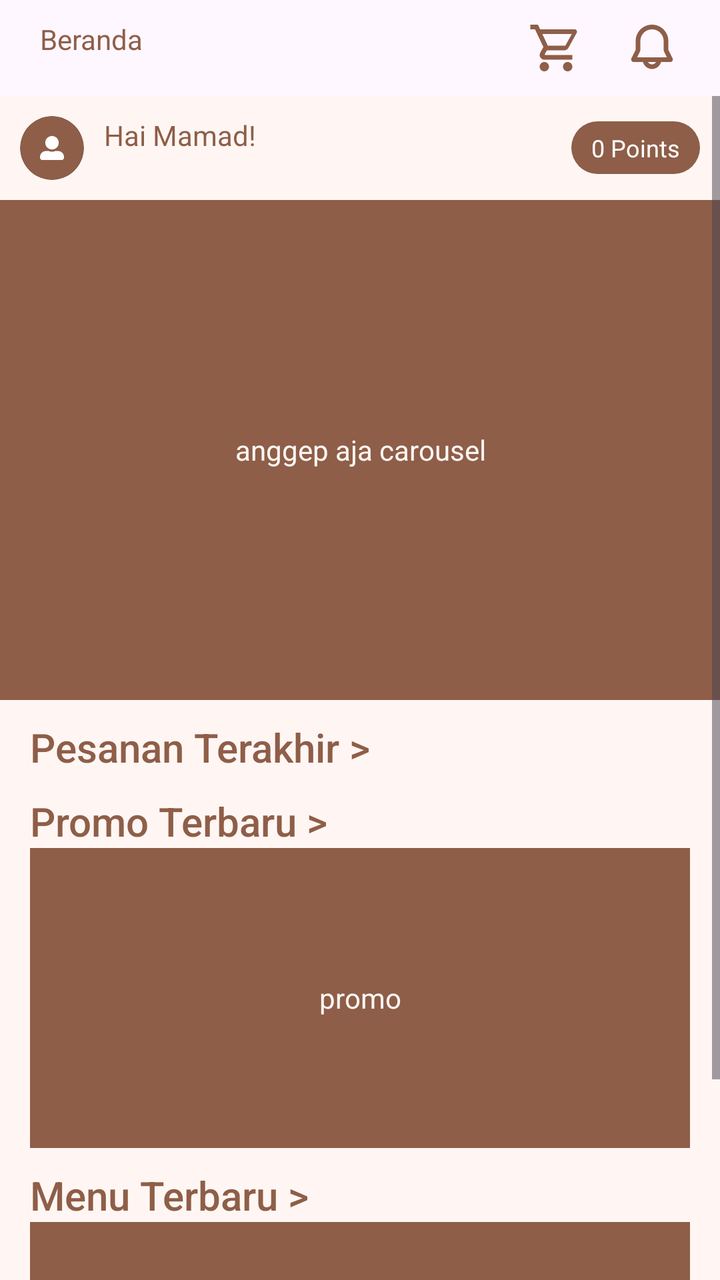
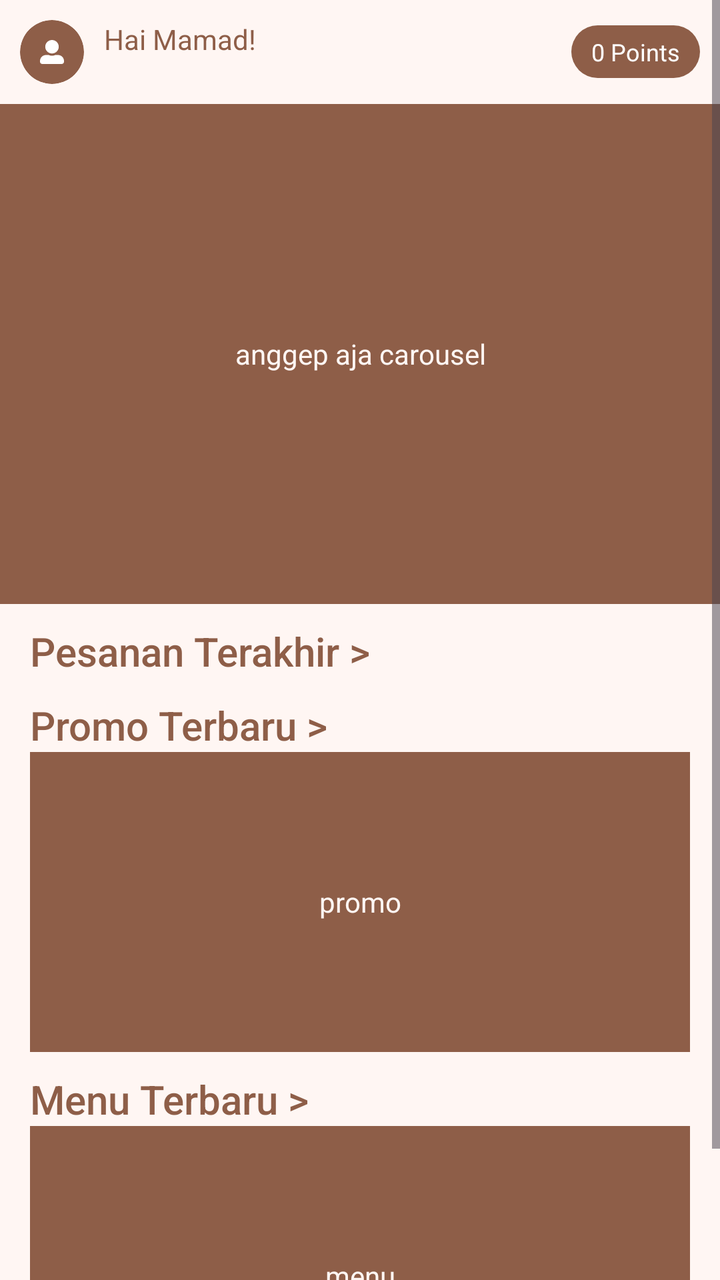

The first picture is an Android layout as it rendered before a commit; the second is the same layout after the commit. The layout source and the unified diff follow.
<!-- AndroidManifest.xml: application theme Theme.RahmatBakery -->
<!-- res/layout/fragment_beranda.xml -->
<?xml version="1.0" encoding="utf-8"?>
<LinearLayout xmlns:android="http://schemas.android.com/apk/res/android"
    xmlns:app="http://schemas.android.com/apk/res-auto"
    xmlns:tools="http://schemas.android.com/tools"
    android:layout_width="match_parent"
    android:layout_height="match_parent"
    android:orientation="vertical"
    tools:context=".pelanggan.BerandaFragment">
    

    
    <RelativeLayout
        android:layout_width="match_parent"
        android:layout_height="wrap_content"
        android:gravity="center_vertical"
        android:orientation="horizontal"
        android:padding="10dp">

        <TextView
            style="@style/TextAppearance.Material3.HeadlineSmall.Emphasized"
            android:layout_width="wrap_content"
            android:layout_height="wrap_content"
            android:layout_marginStart="10dp"
            android:text="Beranda"
            android:textColor="@color/primary" />


        <ImageView
            android:id="@+id/icon_cart"
            android:layout_width="28dp"
            android:layout_height="28dp"
            android:layout_marginEnd="20dp"
            android:layout_toStartOf="@id/icon_notif"
            android:src="@drawable/cart" />

        <ImageView
            android:id="@+id/icon_notif"
            android:layout_width="28dp"
            android:layout_height="28dp"
            android:layout_alignParentEnd="true"
            android:layout_marginEnd="10dp"
            android:src="@drawable/notif" />

    </RelativeLayout>


    <ScrollView
        android:layout_width="match_parent"
        android:layout_height="wrap_content"
        android:background="@color/background">

        <LinearLayout
            android:layout_width="match_parent"
            android:layout_height="wrap_content"
            android:orientation="vertical">

            <RelativeLayout
                android:layout_width="match_parent"
                android:layout_height="wrap_content"
                android:layout_marginVertical="10dp">

                <ImageView
                    android:id="@+id/img_profil"
                    android:layout_width="32dp"
                    android:layout_height="32dp"
                    android:layout_marginStart="10dp"
                    android:background="@drawable/circle_background"
                    android:clipToOutline="true"
                    android:padding="10dp"
                    android:src="@drawable/profil" />

                <TextView
                    android:id="@+id/nickname"
                    style="@style/TextAppearance.Material3.HeadlineSmall.Emphasized"
                    android:layout_width="wrap_content"
                    android:layout_height="wrap_content"
                    android:layout_marginStart="10dp"
                    android:layout_toEndOf="@id/img_profil"
                    android:text="Hai Mamad!"
                    android:textColor="@color/primary" />

                <TextView
                    android:id="@+id/user_point"
                    android:layout_width="wrap_content"
                    android:layout_height="match_parent"
                    android:layout_alignParentEnd="true"
                    android:layout_centerVertical="true"
                    android:layout_marginEnd="10dp"
                    android:background="@drawable/bg_points"
                    android:paddingHorizontal="10dp"
                    android:paddingVertical="5dp"
                    android:text="0 Points"
                    android:textColor="@color/white"
                    android:textSize="12sp" />
            </RelativeLayout>

            <TextView
                android:layout_width="match_parent"
                android:layout_height="250dp"
                android:background="@color/primary"
                android:gravity="center"
                android:text="anggep aja carousel"
                android:textAlignment="center"
                android:textColor="@color/background" />


            <TextView
                style="@style/TextAppearance.AppCompat.Title"
                android:layout_width="wrap_content"
                android:layout_height="wrap_content"
                android:layout_marginHorizontal="15dp"
                android:layout_marginTop="10dp"
                android:text="Pesanan Terakhir > "
                android:textColor="@color/primary" />

            <ScrollView
                android:layout_width="match_parent"
                android:layout_height="wrap_content">

                <androidx.recyclerview.widget.RecyclerView
                    android:id="@+id/rvPesananTerakhir"
                    android:layout_width="match_parent"
                    android:layout_height="wrap_content"
                    android:orientation="horizontal"
                    android:paddingStart="8dp"
                    android:paddingEnd="8dp" />

            </ScrollView>

            <TextView
                style="@style/TextAppearance.AppCompat.Title"
                android:layout_width="wrap_content"
                android:layout_height="wrap_content"
                android:layout_marginHorizontal="15dp"
                android:layout_marginTop="10dp"
                android:text="Promo Terbaru > "
                android:textColor="@color/primary" />

            <TextView
                android:layout_width="match_parent"
                android:layout_height="150dp"
                android:layout_marginHorizontal="15dp"
                android:background="@color/primary"
                android:gravity="center"
                android:text="promo"
                android:textAlignment="center"
                android:textColor="@color/background" />

            <TextView
                style="@style/TextAppearance.AppCompat.Title"
                android:layout_width="wrap_content"
                android:layout_height="wrap_content"
                android:layout_marginHorizontal="15dp"
                android:layout_marginTop="10dp"
                android:text="Menu Terbaru > "
                android:textColor="@color/primary" />

            <TextView
                android:layout_width="match_parent"
                android:layout_height="150dp"
                android:layout_marginHorizontal="15dp"
                android:background="@color/primary"
                android:gravity="center"
                android:text="menu"
                android:textAlignment="center"
                android:textColor="@color/background" />
        </LinearLayout>
    </ScrollView>

</LinearLayout>
<!-- resources referenced by this layout -->
<resources>
  <color name="background">#FFF6F3</color>
  <color name="primary">#8E5E48</color>
  <color name="white">#FFFFFFFF</color>
  <!-- drawable bg_points (drawable) -->
  <?xml version="1.0" encoding="utf-8"?>
  <shape xmlns:android="http://schemas.android.com/apk/res/android"
      android:shape="rectangle">
  
      <solid android:color="@color/primary"/> 
          <corners android:radius="62dp"/>
  </shape>
  <!-- drawable cart (drawable) -->
  <vector xmlns:android="http://schemas.android.com/apk/res/android"
      android:width="34dp"
      android:height="34dp"
      android:viewportWidth="34"
      android:viewportHeight="34">
    <path
        android:pathData="M24.083,25.5C24.835,25.5 25.556,25.798 26.087,26.33C26.618,26.861 26.917,27.582 26.917,28.333C26.917,29.085 26.618,29.805 26.087,30.337C25.556,30.868 24.835,31.167 24.083,31.167C23.332,31.167 22.611,30.868 22.08,30.337C21.549,29.805 21.25,29.085 21.25,28.333C21.25,26.761 22.511,25.5 24.083,25.5ZM1.417,2.833H6.049L7.381,5.667H28.333C28.709,5.667 29.069,5.816 29.335,6.082C29.601,6.347 29.75,6.708 29.75,7.083C29.75,7.324 29.679,7.565 29.58,7.792L24.508,16.957C24.027,17.822 23.092,18.417 22.029,18.417H11.475L10.2,20.726L10.158,20.896C10.158,20.99 10.195,21.08 10.261,21.146C10.328,21.213 10.418,21.25 10.512,21.25H26.917V24.083H9.917C9.165,24.083 8.445,23.785 7.913,23.253C7.382,22.722 7.083,22.001 7.083,21.25C7.083,20.754 7.211,20.287 7.423,19.89L9.35,16.419L4.25,5.667H1.417V2.833ZM9.917,25.5C10.668,25.5 11.389,25.798 11.92,26.33C12.452,26.861 12.75,27.582 12.75,28.333C12.75,29.085 12.452,29.805 11.92,30.337C11.389,30.868 10.668,31.167 9.917,31.167C9.165,31.167 8.445,30.868 7.913,30.337C7.382,29.805 7.083,29.085 7.083,28.333C7.083,26.761 8.344,25.5 9.917,25.5ZM22.667,15.583L26.605,8.5H8.698L12.042,15.583H22.667Z"
        android:fillColor="#8E5E48"/>
  </vector>
  <!-- drawable circle_background (drawable) -->
  <?xml version="1.0" encoding="utf-8"?>
  <shape xmlns:android="http://schemas.android.com/apk/res/android"
      android:shape="oval">
  
      <solid android:color="@color/primary"/> 
  
  </shape>
  <!-- drawable notif (drawable) -->
  <vector xmlns:android="http://schemas.android.com/apk/res/android"
      android:width="36dp"
      android:height="36dp"
      android:viewportWidth="36"
      android:viewportHeight="36">
    <path
        android:pathData="M7.5,13.5C7.5,10.715 8.606,8.045 10.575,6.075C12.545,4.106 15.215,3 18,3C20.785,3 23.455,4.106 25.425,6.075C27.394,8.045 28.5,10.715 28.5,13.5V19.146L31.233,24.612C31.359,24.864 31.418,25.143 31.406,25.424C31.393,25.705 31.309,25.978 31.161,26.218C31.013,26.457 30.806,26.654 30.561,26.791C30.315,26.928 30.038,27 29.757,27H23.811C23.477,28.287 22.726,29.427 21.674,30.241C20.622,31.055 19.33,31.497 18,31.497C16.67,31.497 15.378,31.055 14.326,30.241C13.274,29.427 12.523,28.287 12.189,27H6.243C5.962,27 5.685,26.928 5.439,26.791C5.194,26.654 4.987,26.457 4.839,26.218C4.691,25.978 4.607,25.705 4.594,25.424C4.582,25.143 4.641,24.864 4.767,24.612L7.5,19.146V13.5ZM15.402,27C15.665,27.456 16.044,27.835 16.5,28.098C16.956,28.361 17.473,28.5 18,28.5C18.527,28.5 19.044,28.361 19.5,28.098C19.956,27.835 20.335,27.456 20.598,27H15.402ZM18,6C16.011,6 14.103,6.79 12.697,8.197C11.29,9.603 10.5,11.511 10.5,13.5V19.146C10.5,19.611 10.392,20.071 10.184,20.487L8.429,24H27.573L25.818,20.487C25.609,20.071 25.5,19.612 25.5,19.146V13.5C25.5,11.511 24.71,9.603 23.303,8.197C21.897,6.79 19.989,6 18,6Z"
        android:fillColor="#8E5E48"
        android:fillType="evenOdd"/>
  </vector>
  <style name="Theme.RahmatBakery" parent="Base.Theme.RahmatBakery" />
  <style name="Base.Theme.RahmatBakery" parent="Theme.Material3.DayNight.NoActionBar">
          
           <item name="colorPrimary">@color/primary</item>
          <item name="colorOnPrimary">@color/background</item>
          <item name="colorSecondary">@color/primary</item>
          <item name="colorOnSecondary">@color/background</item>
  
      </style>
  <!-- unchanged entries left out for length: 1 -->
</resources>

<!-- the commit's change to res/layout/fragment_beranda.xml (unified diff, before → after) -->
@@ -5,44 +5,8 @@
     android:layout_width="match_parent"
     android:layout_height="match_parent"
     android:orientation="vertical"
-    tools:context=".pelanggan.BerandaFragment">
+    tools:context=".pelanggan.fragment.BerandaFragment">
     
-
-    
-    <RelativeLayout
-        android:layout_width="match_parent"
-        android:layout_height="wrap_content"
-        android:gravity="center_vertical"
-        android:orientation="horizontal"
-        android:padding="10dp">
-
-        <TextView
-            style="@style/TextAppearance.Material3.HeadlineSmall.Emphasized"
-            android:layout_width="wrap_content"
-            android:layout_height="wrap_content"
-            android:layout_marginStart="10dp"
-            android:text="Beranda"
-            android:textColor="@color/primary" />
-
-
-        <ImageView
-            android:id="@+id/icon_cart"
-            android:layout_width="28dp"
-            android:layout_height="28dp"
-            android:layout_marginEnd="20dp"
-            android:layout_toStartOf="@id/icon_notif"
-            android:src="@drawable/cart" />
-
-        <ImageView
-            android:id="@+id/icon_notif"
-            android:layout_width="28dp"
-            android:layout_height="28dp"
-            android:layout_alignParentEnd="true"
-            android:layout_marginEnd="10dp"
-            android:src="@drawable/notif" />
-
-    </RelativeLayout>
-
 
     <ScrollView
         android:layout_width="match_parent"
<!-- resource entries referenced after the edit -->
@@ -11,16 +11,6 @@
       <solid android:color="@color/primary"/> 
           <corners android:radius="62dp"/>
   </shape>
-  <!-- drawable cart (drawable) -->
-  <vector xmlns:android="http://schemas.android.com/apk/res/android"
-      android:width="34dp"
-      android:height="34dp"
-      android:viewportWidth="34"
-      android:viewportHeight="34">
-    <path
-        android:pathData="M24.083,25.5C24.835,25.5 25.556,25.798 26.087,26.33C26.618,26.861 26.917,27.582 26.917,28.333C26.917,29.085 26.618,29.805 26.087,30.337C25.556,30.868 24.835,31.167 24.083,31.167C23.332,31.167 22.611,30.868 22.08,30.337C21.549,29.805 21.25,29.085 21.25,28.333C21.25,26.761 22.511,25.5 24.083,25.5ZM1.417,2.833H6.049L7.381,5.667H28.333C28.709,5.667 29.069,5.816 29.335,6.082C29.601,6.347 29.75,6.708 29.75,7.083C29.75,7.324 29.679,7.565 29.58,7.792L24.508,16.957C24.027,17.822 23.092,18.417 22.029,18.417H11.475L10.2,20.726L10.158,20.896C10.158,20.99 10.195,21.08 10.261,21.146C10.328,21.213 10.418,21.25 10.512,21.25H26.917V24.083H9.917C9.165,24.083 8.445,23.785 7.913,23.253C7.382,22.722 7.083,22.001 7.083,21.25C7.083,20.754 7.211,20.287 7.423,19.89L9.35,16.419L4.25,5.667H1.417V2.833ZM9.917,25.5C10.668,25.5 11.389,25.798 11.92,26.33C12.452,26.861 12.75,27.582 12.75,28.333C12.75,29.085 12.452,29.805 11.92,30.337C11.389,30.868 10.668,31.167 9.917,31.167C9.165,31.167 8.445,30.868 7.913,30.337C7.382,29.805 7.083,29.085 7.083,28.333C7.083,26.761 8.344,25.5 9.917,25.5ZM22.667,15.583L26.605,8.5H8.698L12.042,15.583H22.667Z"
-        android:fillColor="#8E5E48"/>
-  </vector>
   <!-- drawable circle_background (drawable) -->
   <?xml version="1.0" encoding="utf-8"?>
   <shape xmlns:android="http://schemas.android.com/apk/res/android"
@@ -29,17 +19,6 @@
       <solid android:color="@color/primary"/> 
   
   </shape>
-  <!-- drawable notif (drawable) -->
-  <vector xmlns:android="http://schemas.android.com/apk/res/android"
-      android:width="36dp"
-      android:height="36dp"
-      android:viewportWidth="36"
-      android:viewportHeight="36">
-    <path
-        android:pathData="M7.5,13.5C7.5,10.715 8.606,8.045 10.575,6.075C12.545,4.106 15.215,3 18,3C20.785,3 23.455,4.106 25.425,6.075C27.394,8.045 28.5,10.715 28.5,13.5V19.146L31.233,24.612C31.359,24.864 31.418,25.143 31.406,25.424C31.393,25.705 31.309,25.978 31.161,26.218C31.013,26.457 30.806,26.654 30.561,26.791C30.315,26.928 30.038,27 29.757,27H23.811C23.477,28.287 22.726,29.427 21.674,30.241C20.622,31.055 19.33,31.497 18,31.497C16.67,31.497 15.378,31.055 14.326,30.241C13.274,29.427 12.523,28.287 12.189,27H6.243C5.962,27 5.685,26.928 5.439,26.791C5.194,26.654 4.987,26.457 4.839,26.218C4.691,25.978 4.607,25.705 4.594,25.424C4.582,25.143 4.641,24.864 4.767,24.612L7.5,19.146V13.5ZM15.402,27C15.665,27.456 16.044,27.835 16.5,28.098C16.956,28.361 17.473,28.5 18,28.5C18.527,28.5 19.044,28.361 19.5,28.098C19.956,27.835 20.335,27.456 20.598,27H15.402ZM18,6C16.011,6 14.103,6.79 12.697,8.197C11.29,9.603 10.5,11.511 10.5,13.5V19.146C10.5,19.611 10.392,20.071 10.184,20.487L8.429,24H27.573L25.818,20.487C25.609,20.071 25.5,19.612 25.5,19.146V13.5C25.5,11.511 24.71,9.603 23.303,8.197C21.897,6.79 19.989,6 18,6Z"
-        android:fillColor="#8E5E48"
-        android:fillType="evenOdd"/>
-  </vector>
   <style name="Theme.RahmatBakery" parent="Base.Theme.RahmatBakery" />
   <style name="Base.Theme.RahmatBakery" parent="Theme.Material3.DayNight.NoActionBar">
           
